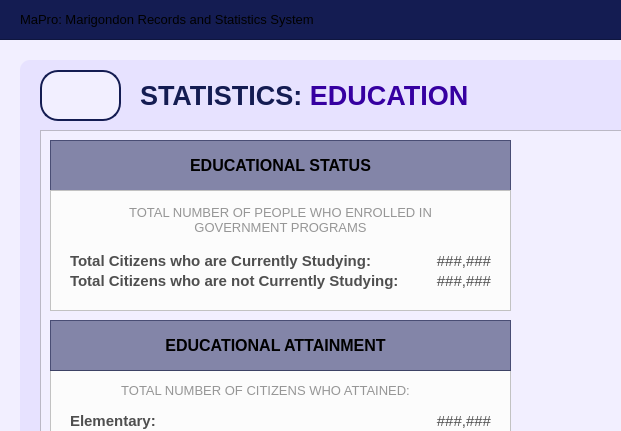
This is Views/MainPages/StatisticPages/education.ui in Yohhannn/Barangay-Records-Statistics-System as Qt 5 draws it before an edit; both pictures show x 0 to 621 and y 0 to 431 of the 1350 by 850 pixel window. The edited form follows.
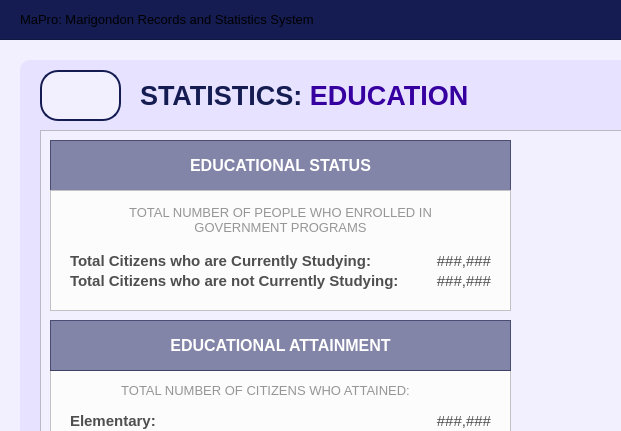
This is the edited form. Icons and pictures are not drawn.

What changed in the file:
```diff
--- a/Views/MainPages/StatisticPages/education.ui
+++ b/Views/MainPages/StatisticPages/education.ui
@@ -248,7 +248,7 @@
        </font>
       </property>
       <property name="styleSheet">
-       <string notr="true">#statistics_labelNote {
+       <string notr="true">#statistics_labelNote_3 {
 	background-color: transparent;
 	color: #FFFFFF;
 }
@@ -864,7 +864,7 @@
        <rect>
         <x>0</x>
         <y>0</y>
-        <width>451</width>
+        <width>461</width>
         <height>51</height>
        </rect>
       </property>
@@ -876,7 +876,7 @@
        </font>
       </property>
       <property name="styleSheet">
-       <string notr="true">#statistics_labelNote {
+       <string notr="true">#statistics_labelNote_4 {
 	background-color: transparent;
 	color: #FFFFFF;
 }
```
Left out of the diff: 4 changed lines with no effect on the pictures.
